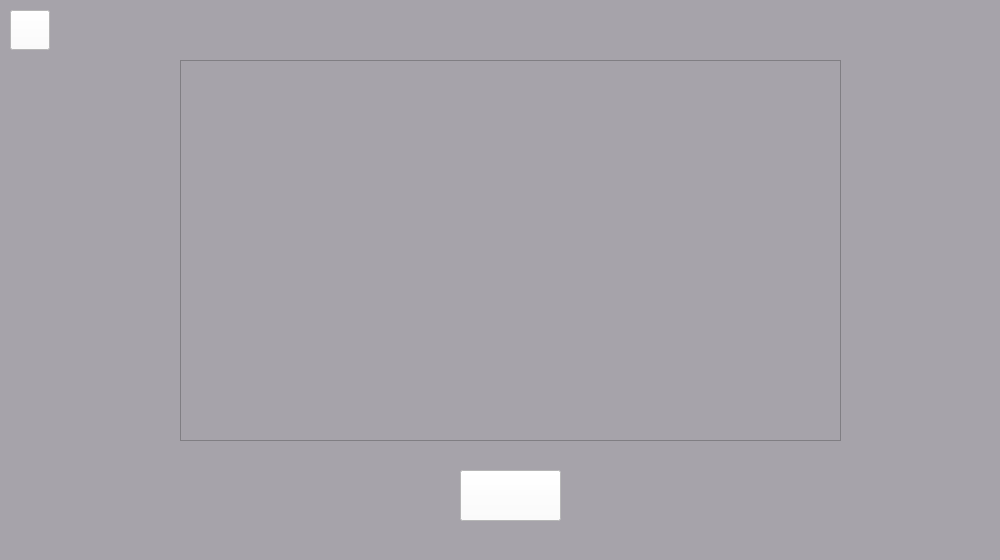
Old version of the form MusicVisualization/src/View/ContinueChoose/ContinueChooseWindow.ui in the repository MohanChi/MusicVisualization.
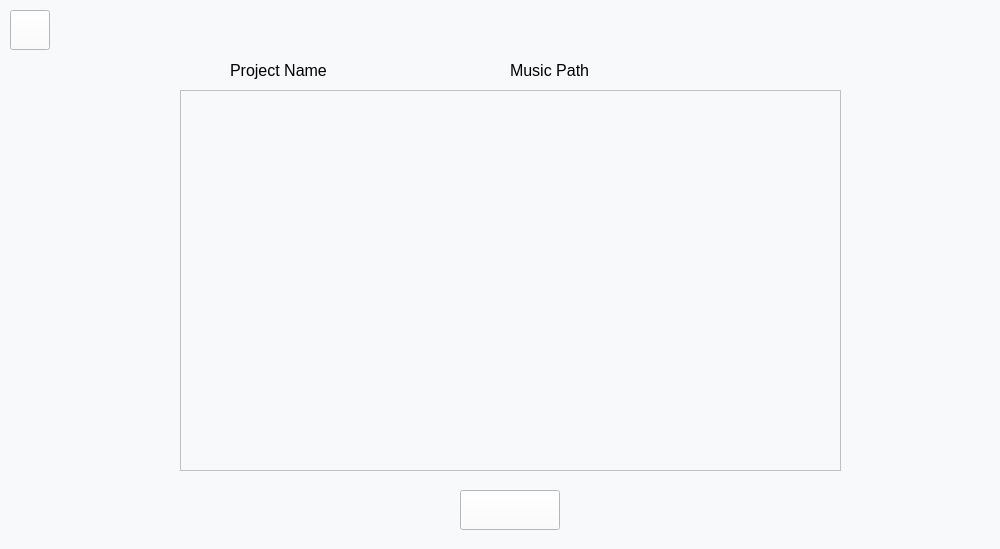
New version of the form. Custom widgets are drawn as their Qt base class.

Commit message: fix ContinueChooseWindow UI and DisplayVideosWindow UI, add some functions

The edit to the form file:
```diff
--- a/MusicVisualization/src/View/ContinueChoose/ContinueChooseWindow.ui
+++ b/MusicVisualization/src/View/ContinueChoose/ContinueChooseWindow.ui
@@ -7,7 +7,7 @@
     <x>0</x>
     <y>0</y>
     <width>1000</width>
-    <height>560</height>
+    <height>549</height>
    </rect>
   </property>
   <property name="windowTitle">
@@ -23,15 +23,15 @@
     </rect>
    </property>
    <property name="styleSheet">
-    <string notr="true">background-color: rgb(166, 163, 170);</string>
+    <string notr="true">background-color: rgb(248, 249, 250);</string>
    </property>
    <widget class="QPushButton" name="btn_OK">
     <property name="geometry">
      <rect>
       <x>460</x>
-      <y>470</y>
-      <width>101</width>
-      <height>51</height>
+      <y>490</y>
+      <width>100</width>
+      <height>40</height>
      </rect>
     </property>
     <property name="styleSheet">
@@ -40,6 +40,12 @@
     <property name="text">
      <string/>
     </property>
+    <property name="iconSize">
+     <size>
+      <width>100</width>
+      <height>40</height>
+     </size>
+    </property>
    </widget>
    <widget class="QPushButton" name="btn_back">
     <property name="geometry">
@@ -56,20 +62,71 @@
     <property name="text">
      <string/>
     </property>
+    <property name="iconSize">
+     <size>
+      <width>40</width>
+      <height>40</height>
+     </size>
+    </property>
    </widget>
    <widget class="QListWidget" name="listWidget">
     <property name="geometry">
      <rect>
       <x>180</x>
-      <y>60</y>
+      <y>90</y>
       <width>661</width>
       <height>381</height>
      </rect>
     </property>
    </widget>
+   <widget class="QLabel" name="label">
+    <property name="geometry">
+     <rect>
+      <x>230</x>
+      <y>60</y>
+      <width>101</width>
+      <height>21</height>
+     </rect>
+    </property>
+    <property name="font">
+     <font>
+      <family>Arial</family>
+      <pointsize>12</pointsize>
+     </font>
+    </property>
+    <property name="text">
+     <string>Project Name</string>
+    </property>
+   </widget>
+   <widget class="QLabel" name="label_2">
+    <property name="geometry">
+     <rect>
+      <x>510</x>
+      <y>60</y>
+      <width>101</width>
+      <height>21</height>
+     </rect>
+    </property>
+    <property name="font">
+     <font>
+      <family>Arial</family>
+      <pointsize>12</pointsize>
+     </font>
+    </property>
+    <property name="text">
+     <string>Music Path</string>
+    </property>
+   </widget>
   </widget>
  </widget>
  <layoutdefault spacing="6" margin="11"/>
+ <customwidgets>
+  <customwidget>
+   <class>ResPushButton</class>
+   <extends>QPushButton</extends>
+   <header location="global">F:\MIProject\MusicVisualization\MusicVisualization\src\Module\QtWidget\respushbutton.h</header>
+  </customwidget>
+ </customwidgets>
  <resources/>
  <connections/>
 </ui>
```
Left out of the diff: 4 changed lines with no effect on the pictures. The commit also changes 15 other files.
